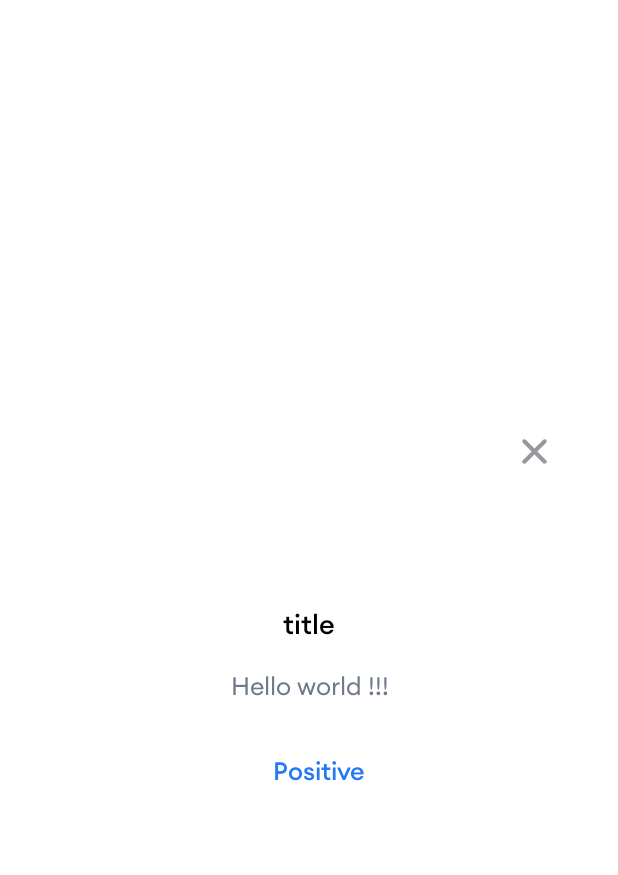
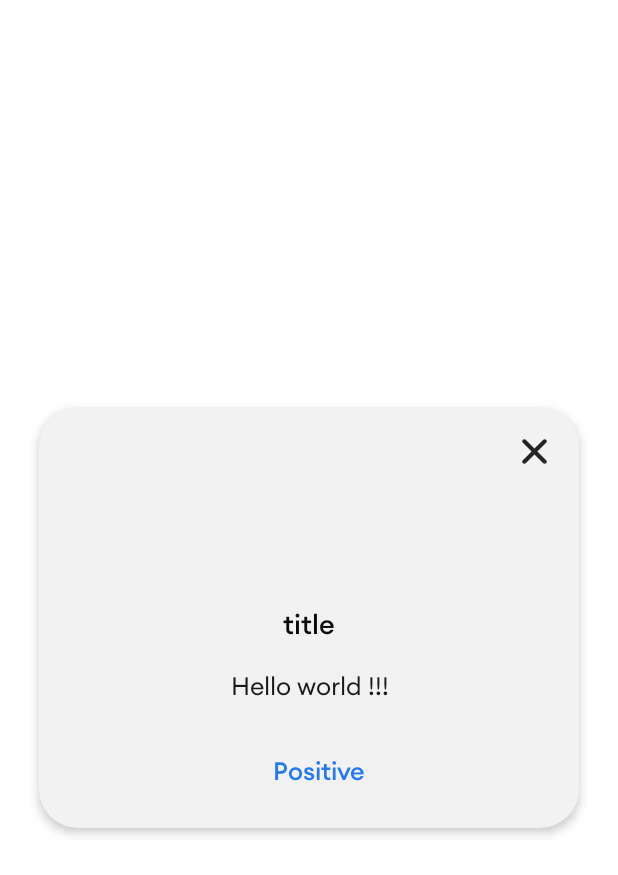
Before and after one commit to CodeGenetics/extensions, an Android app: the layout dialog_with_icon.xml on its own in the app's theme, with its tools: preview values and no code run, on a phone screen of 412 x 824 dp. Shown: the top 875 px of the screen. Run offline under Robolectric (Android 15) with nearby library versions, the phone set to English and light mode, and no system bars.

Commit message:
dialogs night mode fixes

```diff
--- a/extensions/build.gradle
+++ b/extensions/build.gradle
@@ -5,8 +5,8 @@ plugins {
 }
 
 ext{
-    versionCode = 22
-    versionName = "2.0.2"
+    versionCode = 23
+    versionName = "2.0.3"
 }
 
 android {
--- a/extensions/src/main/java/com/codegenetics/extensions/extension/ContextExt.kt
+++ b/extensions/src/main/java/com/codegenetics/extensions/extension/ContextExt.kt
@@ -768,7 +768,7 @@ fun Context.areNotificationsEnabled(): Boolean {
 /**
  * Extension method to navigate user to Notification settings for Context.
  * for Android 11 or above add following in Manifest
- *   <queries>
+ *  @see <queries>
  *         <intent>
  *             <action android:name="android.settings.APP_NOTIFICATION_SETTINGS" />
  *         </intent>
--- a/extensions/src/main/res/drawable/dialog_bg_white.xml
+++ b/extensions/src/main/res/drawable/dialog_bg_white.xml
@@ -1,6 +1,6 @@
 <shape xmlns:android="http://schemas.android.com/apk/res/android">
     <solid
-        android:color="@color/white"/>
+        android:color="@color/background"/>
     <corners
         android:radius="@dimen/_10sdp" />
     <padding
--- a/extensions/src/main/res/drawable/dialog_layout.xml
+++ b/extensions/src/main/res/drawable/dialog_layout.xml
@@ -1,9 +1,9 @@
 <?xml version="1.0" encoding="utf-8"?>
 <shape xmlns:android="http://schemas.android.com/apk/res/android">
     <solid
-        android:color="@color/white"/>
+        android:color="@color/background"/>
     <corners
-        android:radius="@dimen/_10sdp" />
+        android:radius="@dimen/_20sdp" />
     <padding
         android:left="3dp"
         android:top="3dp"
--- a/extensions/src/main/res/layout/dialog_one_button.xml
+++ b/extensions/src/main/res/layout/dialog_one_button.xml
@@ -7,11 +7,13 @@
     android:background="@android:color/transparent">
 
     <LinearLayout
+        android:id="@+id/view_dialog"
         android:layout_width="match_parent"
         android:layout_height="wrap_content"
         android:layout_centerInParent="true"
         android:background="@drawable/dialog_layout"
         android:orientation="vertical"
+        android:translationZ="@dimen/_3sdp"
         android:layout_margin="@dimen/_20sdp">
 
         <androidx.appcompat.widget.AppCompatTextView
@@ -22,7 +24,7 @@
             android:padding="@dimen/_7sdp"
             android:gravity="center"
             android:textAlignment="center"
-            android:textColor="@color/black"
+            android:textColor="@color/title"
             android:textSize="@dimen/_14ssp"
             tools:text="title" />
 
@@ -35,6 +37,7 @@
             android:padding="@dimen/_7sdp"
             android:gravity="center"
             android:textAlignment="center"
+            android:textColor="@color/description"
             android:textSize="@dimen/_13ssp"
             tools:text="Hello world !!!" />
 
--- a/extensions/src/main/res/layout/dialog_two_button.xml
+++ b/extensions/src/main/res/layout/dialog_two_button.xml
@@ -7,11 +7,13 @@
     android:background="@android:color/transparent">
 
     <LinearLayout
+        android:id="@+id/view_dialog"
         android:layout_width="match_parent"
         android:layout_height="wrap_content"
         android:layout_centerInParent="true"
         android:background="@drawable/dialog_layout"
         android:orientation="vertical"
+        android:translationZ="@dimen/_3sdp"
         android:layout_margin="@dimen/_20sdp">
 
         <androidx.appcompat.widget.AppCompatTextView
@@ -22,7 +24,7 @@
             android:padding="@dimen/_7sdp"
             android:gravity="center"
             android:textAlignment="center"
-            android:textColor="@color/black"
+            android:textColor="@color/title"
             android:textSize="@dimen/_14ssp"
             tools:text="title" />
 
@@ -35,6 +37,7 @@
             android:padding="@dimen/_7sdp"
             android:gravity="center"
             android:textAlignment="center"
+            android:textColor="@color/description"
             android:textSize="@dimen/_12ssp"
             tools:text="Hello world !!!" />
 
--- a/extensions/src/main/res/layout/dialog_with_icon.xml
+++ b/extensions/src/main/res/layout/dialog_with_icon.xml
@@ -1,5 +1,6 @@
 <?xml version="1.0" encoding="utf-8"?>
 <RelativeLayout xmlns:android="http://schemas.android.com/apk/res/android"
+    xmlns:app="http://schemas.android.com/apk/res-auto"
     xmlns:tools="http://schemas.android.com/tools"
     android:orientation="vertical"
     android:layout_width="match_parent"
@@ -9,11 +10,13 @@
 
 
     <LinearLayout
+        android:id="@+id/view_dialog"
         android:layout_width="match_parent"
         android:layout_height="wrap_content"
         android:layout_centerInParent="true"
         android:background="@drawable/dialog_layout"
         android:orientation="vertical"
+        android:translationZ="@dimen/_3sdp"
         android:padding="@dimen/_10sdp"
         android:layout_margin="@dimen/_20sdp">
 
@@ -22,7 +25,8 @@
             android:layout_width="@dimen/_25sdp"
             android:layout_height="@dimen/_25sdp"
             android:layout_gravity="end"
-            android:src="@drawable/ic_close" />
+            android:src="@drawable/ic_close"
+            app:tint="@color/description" />
 
 
         <ImageView
@@ -40,7 +44,7 @@
             android:padding="@dimen/_7sdp"
             android:gravity="center"
             android:textAlignment="center"
-            android:textColor="@color/black"
+            android:textColor="@color/title"
             android:textSize="@dimen/_14ssp"
             tools:text="title"
             />
@@ -55,6 +59,7 @@
             android:gravity="center"
             android:textAlignment="center"
             android:textSize="@dimen/_13ssp"
+            android:textColor="@color/subtitle"
             tools:text="Hello world !!!" />
 
 
--- /dev/null
+++ b/extensions/src/main/res/values-night/colors.xml
@@ -0,0 +1,8 @@
+<?xml version="1.0" encoding="utf-8"?>
+<resources>
+    <color name="more_separator">#1A212121</color>
+    <color name="background">#3E3D3D</color>
+    <color name="title">#f6f6f6</color>
+    <color name="subtitle">#BBC0C5</color>
+    <color name="description">#909294</color>
+</resources>
--- a/extensions/src/main/res/values/colors.xml
+++ b/extensions/src/main/res/values/colors.xml
@@ -8,5 +8,9 @@
     <color name="grey_40">#999999</color>
     <color name="dark_grey">#6E798C</color>
     <color name="default_color">#081F32</color>
-    <color name="more_separator">#F2F2F2</color>
+    <color name="more_separator">#1AFFFCFC</color>
+    <color name="background">#F2F2F2</color>
+    <color name="title">#0C0C0C</color>
+    <color name="subtitle">#191919</color>
+    <color name="description">#252525</color>
 </resources>
```
Also changed, not shown: extensions/src/main/java/com/codegenetics/extensions/dialogs/MyDialog.kt (+18 -0 lines), extensions/src/main/res/layout/view_dialog_two_button_modern.xml (+8 -4 lines), extensions/src/main/res/layout/view_dialog_two_button_modern_no_title_horizontal.xml (+6 -3 lines), extensions/src/main/res/layout/view_dialog_two_button_modern_no_title_vertical.xml (+7 -3 lines).
